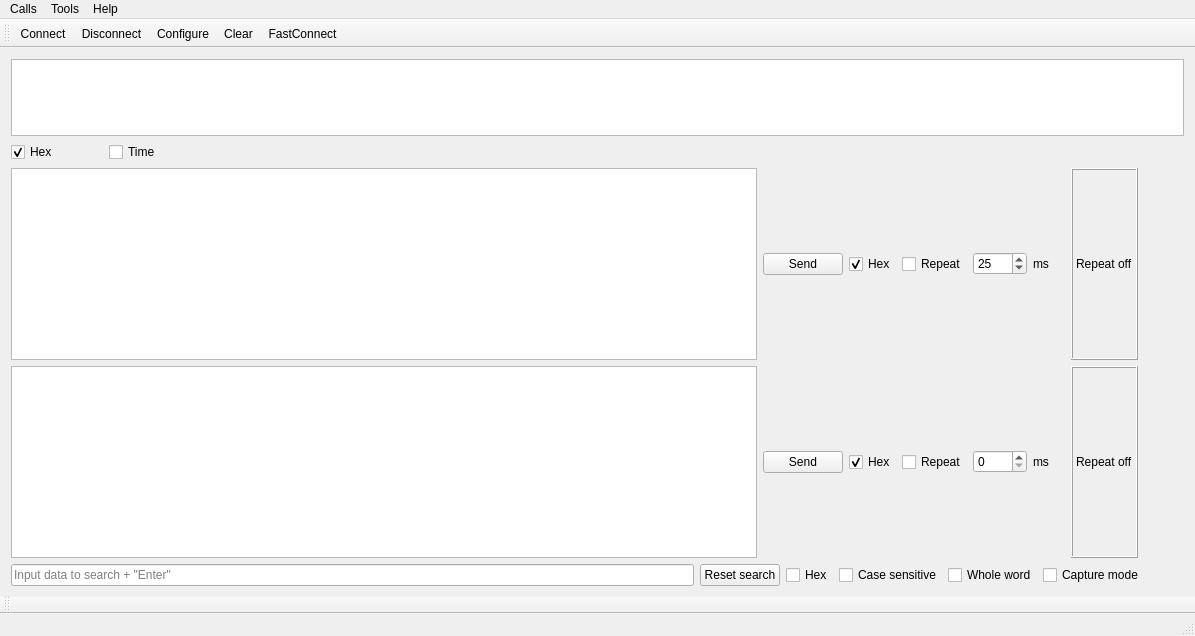
Millyvolt/Test_terminal, file serialport/terminal/mainwindow.ui: the form before one commit.
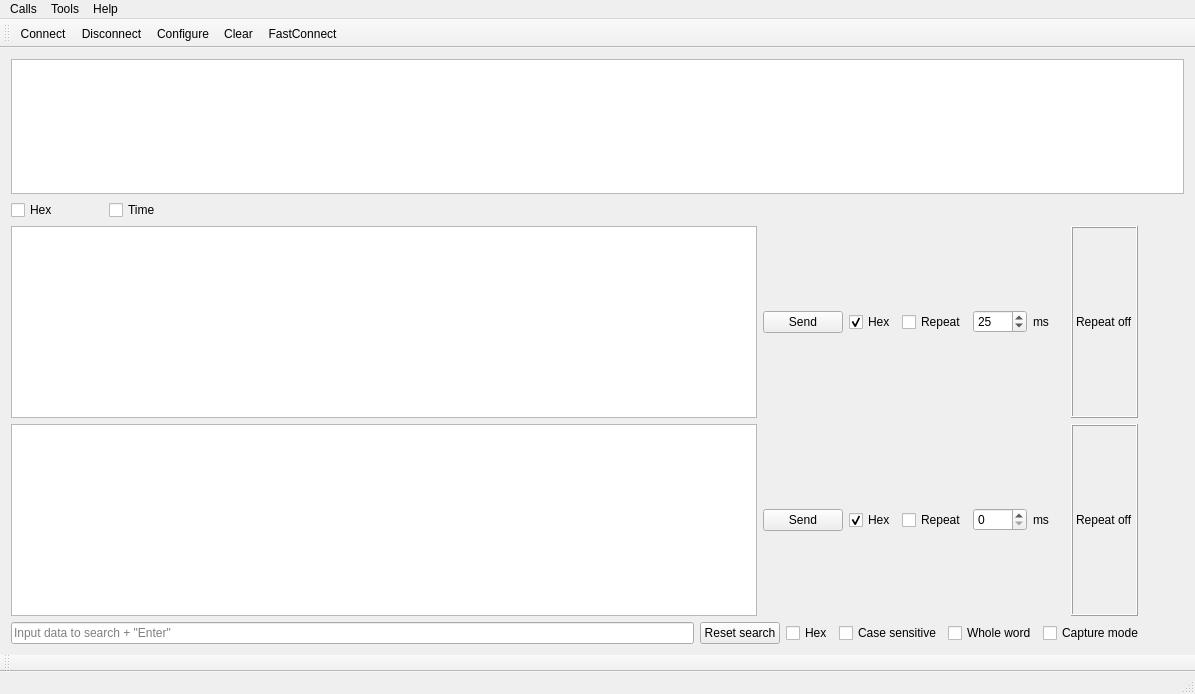
The form after the commit. Icons and pictures are not drawn.

The edit to the form file:
```diff
--- a/serialport/terminal/mainwindow.ui
+++ b/serialport/terminal/mainwindow.ui
@@ -7,7 +7,7 @@
     <x>0</x>
     <y>0</y>
     <width>1195</width>
-    <height>636</height>
+    <height>694</height>
    </rect>
   </property>
   <property name="acceptDrops">
@@ -150,7 +150,7 @@
            <string>Hex</string>
           </property>
           <property name="checked">
-           <bool>true</bool>
+           <bool>false</bool>
           </property>
          </widget>
         </item>
```
